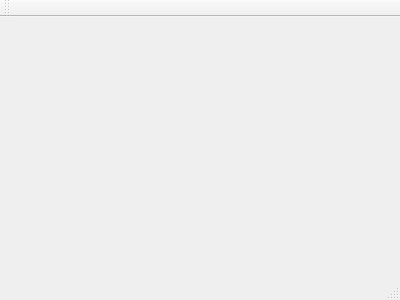
First picture: the form in mainwindow.ui, repository balashVI/nonogram_admin, before the edit.
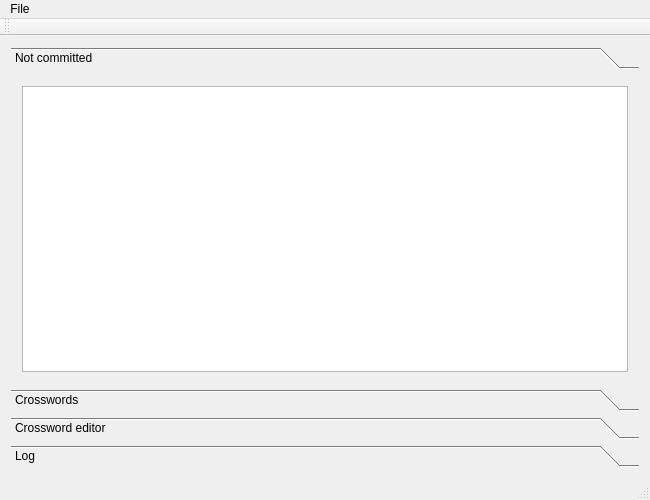
Second picture: the form after the edit.

The edit to the form file:
```diff
--- a/mainwindow.ui
+++ b/mainwindow.ui
@@ -1,24 +1,124 @@
 <ui version="4.0">
  <class>MainWindow</class>
- <widget class="QMainWindow" name="MainWindow" >
-  <property name="geometry" >
+ <widget class="QMainWindow" name="MainWindow">
+  <property name="geometry">
    <rect>
     <x>0</x>
     <y>0</y>
-    <width>400</width>
-    <height>300</height>
+    <width>650</width>
+    <height>500</height>
    </rect>
   </property>
-  <property name="windowTitle" >
-   <string>MainWindow</string>
+  <property name="minimumSize">
+   <size>
+    <width>650</width>
+    <height>500</height>
+   </size>
   </property>
-  <widget class="QMenuBar" name="menuBar" />
-  <widget class="QToolBar" name="mainToolBar" />
-  <widget class="QWidget" name="centralWidget" />
-  <widget class="QStatusBar" name="statusBar" />
+  <property name="windowTitle">
+   <string>Nonogram Admin</string>
+  </property>
+  <widget class="QWidget" name="centralWidget">
+   <layout class="QGridLayout" name="gridLayout">
+    <item row="0" column="0">
+     <widget class="QToolBox" name="toolBox">
+      <property name="currentIndex">
+       <number>0</number>
+      </property>
+      <widget class="QWidget" name="page">
+       <property name="geometry">
+        <rect>
+         <x>0</x>
+         <y>0</y>
+         <width>632</width>
+         <height>307</height>
+        </rect>
+       </property>
+       <attribute name="label">
+        <string>Not committed</string>
+       </attribute>
+       <layout class="QGridLayout" name="gridLayout_4">
+        <item row="0" column="0">
+         <widget class="QTableView" name="tableView_2"/>
+        </item>
+       </layout>
+      </widget>
+      <widget class="QWidget" name="page_2">
+       <property name="geometry">
+        <rect>
+         <x>0</x>
+         <y>0</y>
+         <width>632</width>
+         <height>307</height>
+        </rect>
+       </property>
+       <attribute name="label">
+        <string>Crosswords</string>
+       </attribute>
+       <layout class="QGridLayout" name="gridLayout_3">
+        <item row="0" column="0">
+         <widget class="QTableView" name="tableView"/>
+        </item>
+       </layout>
+      </widget>
+      <widget class="QWidget" name="page_4">
+       <attribute name="label">
+        <string>Crossword editor</string>
+       </attribute>
+      </widget>
+      <widget class="QWidget" name="page_3">
+       <attribute name="label">
+        <string>Log</string>
+       </attribute>
+       <layout class="QGridLayout" name="gridLayout_2">
+        <item row="0" column="0">
+         <widget class="QTextEdit" name="textEdit"/>
+        </item>
+       </layout>
+      </widget>
+     </widget>
+    </item>
+   </layout>
+  </widget>
+  <widget class="QToolBar" name="mainToolBar">
+   <attribute name="toolBarArea">
+    <enum>TopToolBarArea</enum>
+   </attribute>
+   <attribute name="toolBarBreak">
+    <bool>true</bool>
+   </attribute>
+  </widget>
+  <widget class="QStatusBar" name="statusBar"/>
+  <widget class="QMenuBar" name="menuBar">
+   <property name="geometry">
+    <rect>
+     <x>0</x>
+     <y>0</y>
+     <width>650</width>
+     <height>20</height>
+    </rect>
+   </property>
+   <widget class="QMenu" name="menuFile">
+    <property name="title">
+     <string>File</string>
+    </property>
+    <addaction name="separator"/>
+    <addaction name="separator"/>
+   </widget>
+   <addaction name="menuFile"/>
+  </widget>
+  <action name="actionTxit">
+   <property name="text">
+    <string>Exit</string>
+   </property>
+  </action>
+  <action name="actionExit">
+   <property name="text">
+    <string>Exit</string>
+   </property>
+  </action>
  </widget>
- <layoutDefault spacing="6" margin="11" />
- <pixmapfunction></pixmapfunction>
+ <layoutdefault spacing="6" margin="11"/>
  <resources/>
  <connections/>
 </ui>
```
Left out of the diff: 1 changed line with no effect on the pictures.
